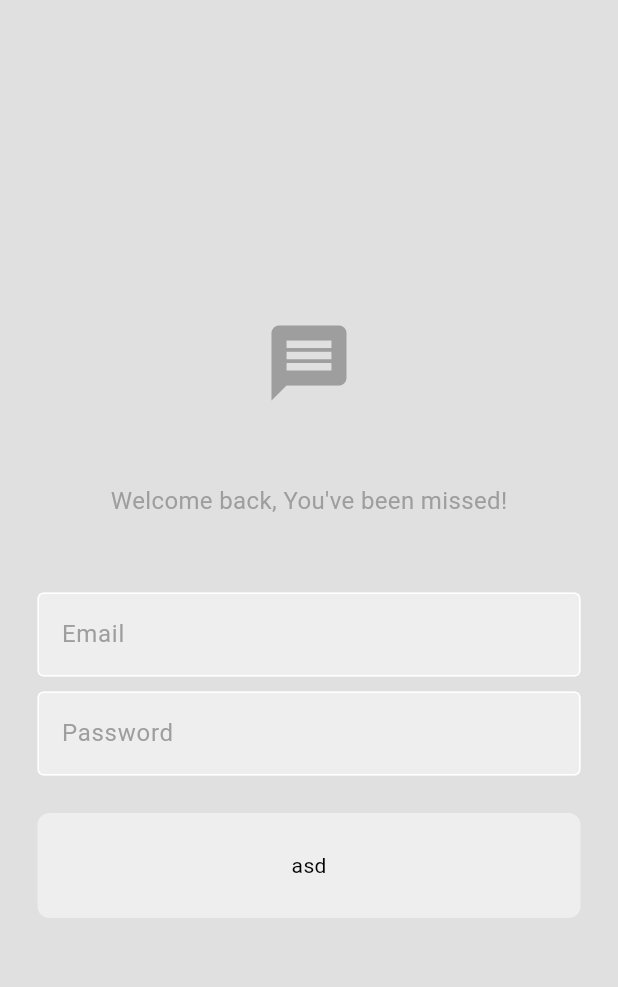
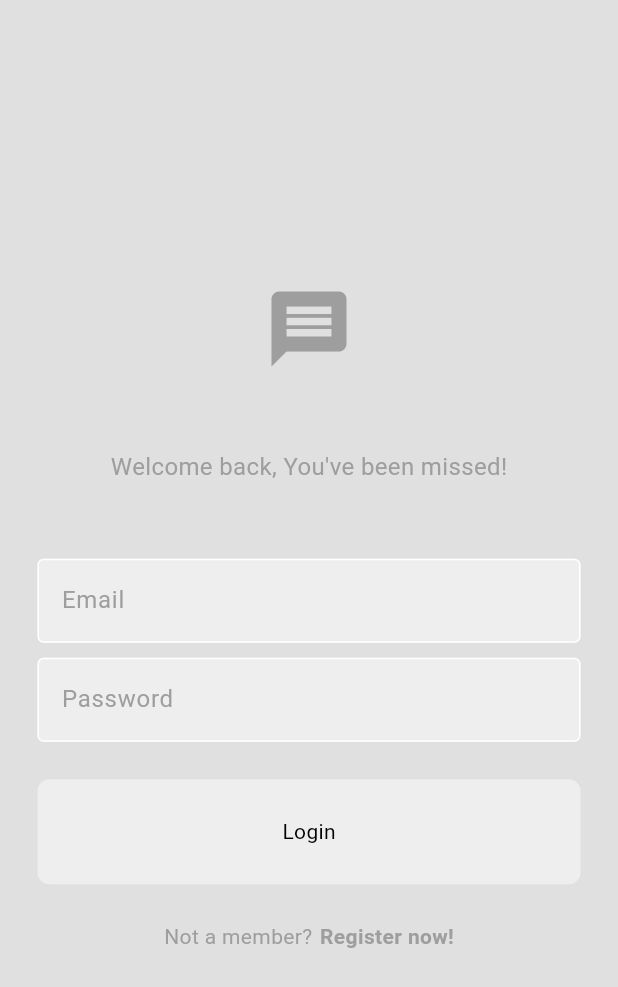
Before and after one commit to qizqarus/p, a Flutter app: the screen it shows after launch, on a phone screen of 412 x 824 dp. Shown: the top 987 px of the screen. Run offline on Flutter 3.47's test engine with Material 3 defaults, Android fonts, the light colour scheme and no system bars; our stand-ins replace gap.

Commit message:
not-ended-login-page

```diff
--- a/lib/pages/login_page.dart
+++ b/lib/pages/login_page.dart
@@ -53,14 +53,36 @@ class LoginPage extends StatelessWidget {
             controller: _pwController,
           ),
 
-          Gap(25),
+          const Gap(25),
 
           // login
           MyButton(
-            text: "asd",
+            text: "Login",
             onTap: login,
           ),
+
+          const Gap(25),
+
           // register
+          Row(
+            mainAxisAlignment: MainAxisAlignment.center,
+            children: [
+              Text(
+                "Not a member?",
+                style: TextStyle(
+                  color: Theme.of(context).colorScheme.primary,
+                ),
+              ),
+              Gap(5),
+              Text(
+                "Register now!",
+                style: TextStyle(
+                  fontWeight: FontWeight.bold,
+                  color: Theme.of(context).colorScheme.primary,
+                ),
+              ),
+            ],
+          )
         ]),
       ),
     );
```
